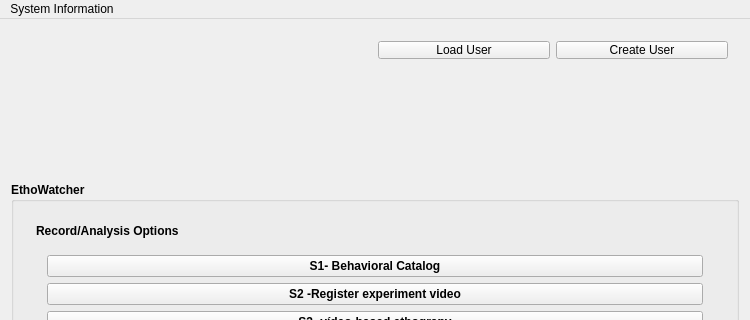
The window that src/ethowatcherinpi.ui (EthoWatcher/ethowatcher) describes before a commit, drawn with Qt 5; both pictures show x 0 to 750 and y 0 to 320 of the 750 by 675 pixel window.
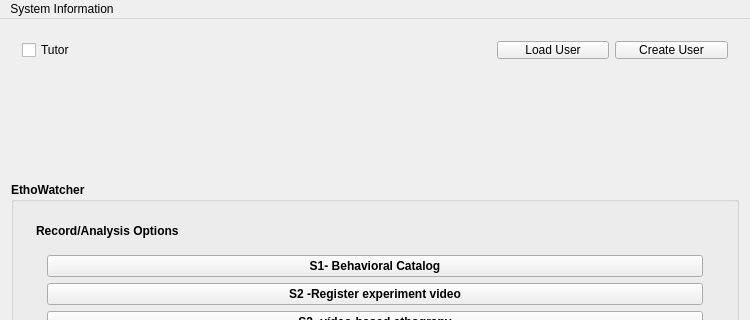
The same window after the commit. Icons and pictures are not drawn.

The edit to the form file:
```diff
--- a/src/ethowatcherinpi.ui
+++ b/src/ethowatcherinpi.ui
@@ -46,6 +46,13 @@
        </size>
       </property>
       <layout class="QHBoxLayout" name="horizontalLayout_3">
+       <item>
+        <widget class="QCheckBox" name="cbTutor">
+         <property name="text">
+          <string>Tutor</string>
+         </property>
+        </widget>
+       </item>
        <item>
         <widget class="QLabel" name="lblUser">
          <property name="minimumSize">
```
Left out of the diff: 6 changed lines with no effect on the pictures.
